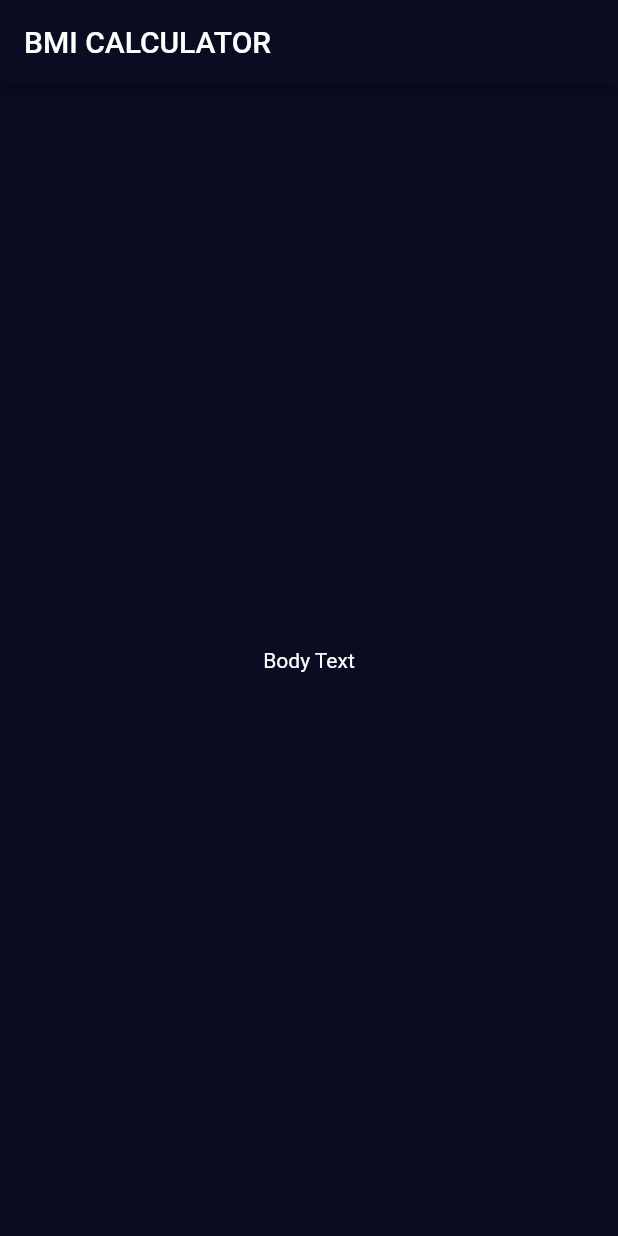
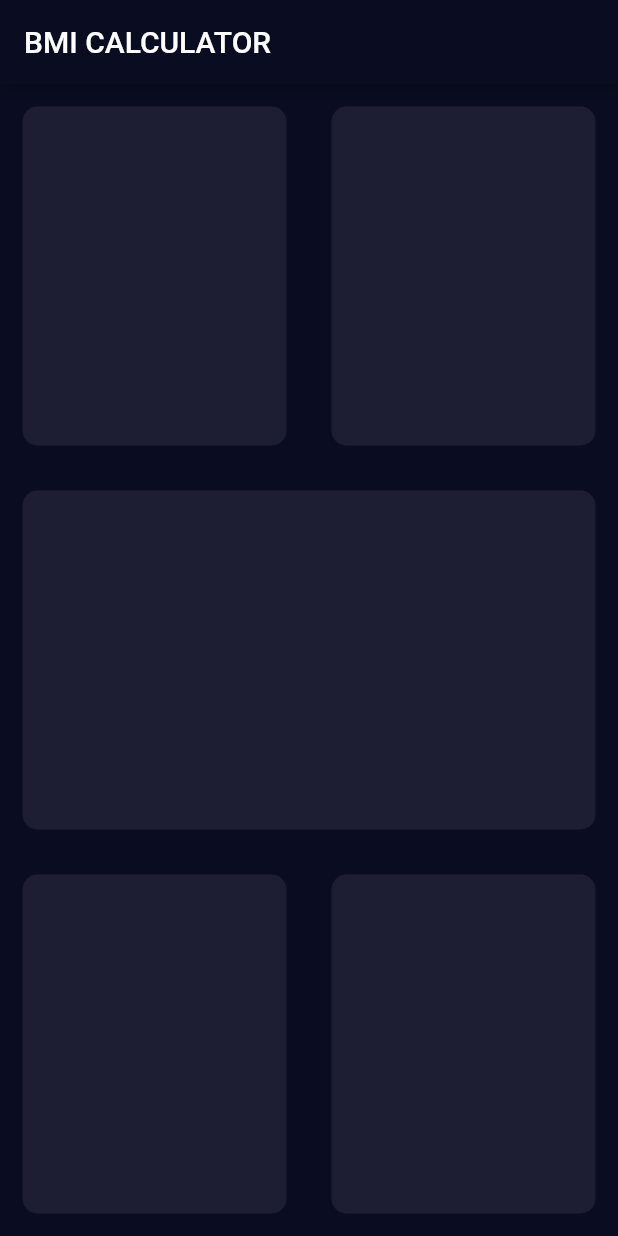
Before and after one commit to aravind-reghunadh/Bmi-calculator, a Flutter app: the screen it shows after launch, on a phone screen of 412 x 824 dp. Run offline on Flutter 3.47's test engine with Material 2 defaults, Android fonts, the phone set to English and light mode, and no system bars.

```diff
--- a/lib/input_page.dart
+++ b/lib/input_page.dart
@@ -12,9 +12,51 @@ class _InputPageState extends State<InputPage> {
       appBar: AppBar(
         title: Text('BMI CALCULATOR'),
       ),
-      body: Center(
-        child: Text('Body Text'),
-      ),
+      body: Column(children: <Widget>[
+        Expanded(
+          child: Row(
+            children: <Widget>[
+              Expanded(
+                child: ReusableCard(),
+              ),
+              Expanded(
+                child: ReusableCard(),
+              ),
+            ],
+          ),
+        ),
+        Expanded(
+          child: ReusableCard(),
+        ),
+        Expanded(
+          child: Row(
+            children: <Widget>[
+              Expanded(
+                child: ReusableCard(),
+              ),
+              Expanded(
+                child: ReusableCard(),
+              ),
+            ],
+          ),
+        ),
+      ]),
     );
   }
 }
+
+class ReusableCard extends StatefulWidget {
+  @override
+  _ReusableCardState createState() => _ReusableCardState();
+}
+
+class _ReusableCardState extends State<ReusableCard> {
+  @override
+  Widget build(BuildContext context) {
+    return Container(
+      margin: EdgeInsets.all(15.0),
+      decoration: BoxDecoration(
+          color: Color(0xff1d1e33), borderRadius: BorderRadius.circular(10.0)),
+    );
+  }
+}
```
